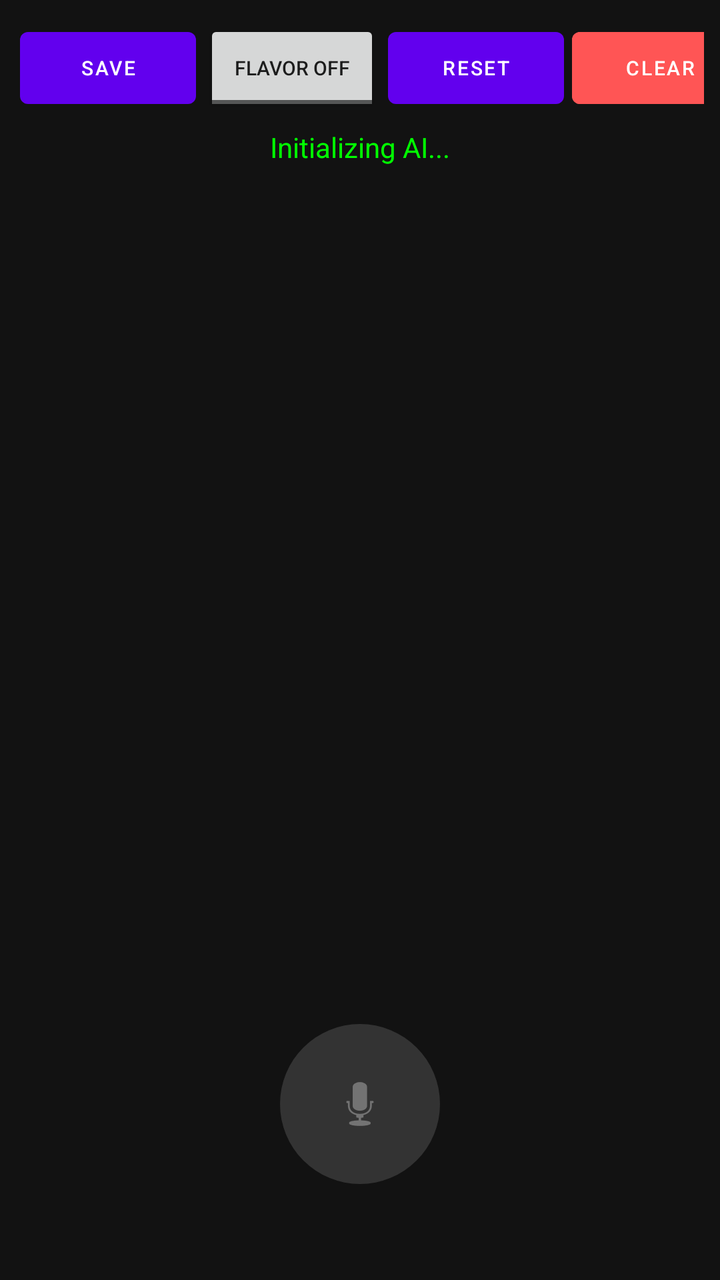
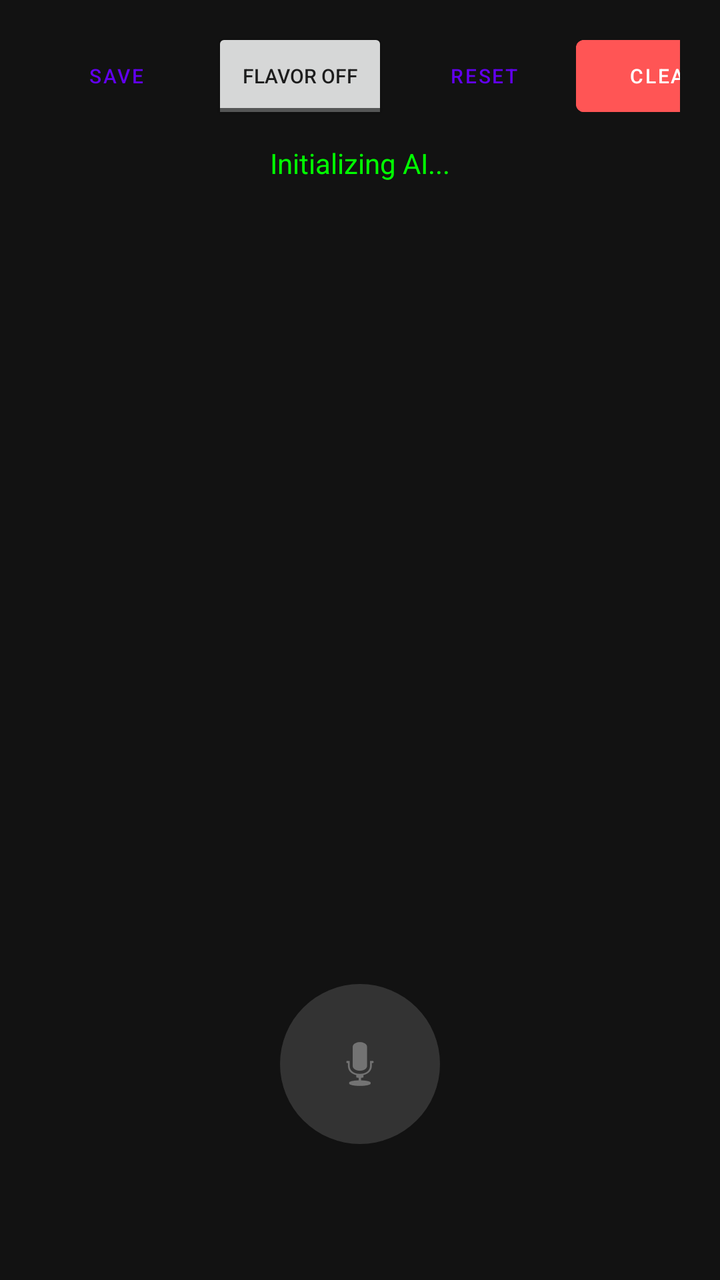

Before-and-after screenshots of an Android layout around one commit, followed by the original layout XML and the change that was made.
<!-- AndroidManifest.xml: application theme Theme.MaterialComponents.DayNight.NoActionBar -->
<!-- res/layout/activity_main.xml -->
<?xml version="1.0" encoding="utf-8"?>
<LinearLayout xmlns:android="http://schemas.android.com/apk/res/android"
    android:layout_width="match_parent"
    android:layout_height="match_parent"
    android:orientation="vertical"
    android:background="#121212"
    android:padding="8dp">

    <LinearLayout
        android:layout_width="match_parent"
        android:layout_height="wrap_content"
        android:orientation="horizontal">
        <Button android:id="@+id/btnSave" android:layout_width="wrap_content" android:layout_height="wrap_content" android:text="Save" android:layout_margin="2dp" android:textSize="10sp" />
        <ToggleButton android:id="@+id/toggleRegional" android:layout_width="wrap_content" android:layout_height="wrap_content" android:textOn="Flavor ON" android:textOff="Flavor OFF" android:layout_margin="2dp" android:textSize="10sp" />
        <Button android:id="@+id/btnReset" android:layout_width="wrap_content" android:layout_height="wrap_content" android:text="Reset" android:layout_margin="2dp" android:textSize="10sp" />
        <View android:layout_width="0dp" android:layout_height="0dp" android:layout_weight="1" />
        <Button android:id="@+id/btnClear" android:layout_width="wrap_content" android:layout_height="wrap_content" android:text="Clear" android:backgroundTint="#FF5555" android:layout_margin="2dp" android:textSize="10sp" />
    </LinearLayout>

    <TextView
        android:id="@+id/tvStatus"
        android:layout_width="match_parent"
        android:layout_height="wrap_content"
        android:text="Initializing AI..."
        android:textColor="#00FF00"
        android:gravity="center"
        android:padding="4dp"/>

    <ScrollView
        android:id="@+id/scrollTranscript"
        android:layout_width="match_parent"
        android:layout_height="0dp"
        android:layout_weight="1"
        android:layout_marginVertical="8dp">
        <TextView
			android:id="@+id/tvTranscript"
			android:layout_width="match_parent"
			android:layout_height="wrap_content"
			android:padding="12dp"
			android:textSize="20sp"
			android:bufferType="spannable"
			android:forceDarkAllowed="false"
			android:textColor="#888888" />
    </ScrollView>

    <FrameLayout
        android:layout_width="160dp"
        android:layout_height="160dp"
        android:layout_gravity="center">
        <View android:id="@+id/pulse1" android:layout_width="match_parent" android:layout_height="match_parent" android:background="@drawable/circle_shape" android:visibility="invisible" />
        <View android:id="@+id/pulse2" android:layout_width="match_parent" android:layout_height="match_parent" android:background="@drawable/circle_shape" android:visibility="invisible" />
        <ImageButton
            android:id="@+id/btnListen"
            android:layout_width="80dp"
            android:layout_height="80dp"
            android:layout_gravity="center"
            android:background="@drawable/circle_shape"
            android:backgroundTint="#333333"
            android:src="@android:drawable/ic_btn_speak_now" />
    </FrameLayout>
</LinearLayout>
<!-- resources referenced by this layout -->
<resources>
  <!-- drawable circle_shape (drawable) -->
  <?xml version="1.0" encoding="utf-8"?>
  <shape xmlns:android="http://schemas.android.com/apk/res/android" android:shape="oval">
      <solid android:color="#FFFFFF" />
  </shape>
</resources>

<!-- the commit's change to res/layout/activity_main.xml (unified diff, before → after) -->
@@ -9,12 +9,54 @@
     <LinearLayout
         android:layout_width="match_parent"
         android:layout_height="wrap_content"
-        android:orientation="horizontal">
-        <Button android:id="@+id/btnSave" android:layout_width="wrap_content" android:layout_height="wrap_content" android:text="Save" android:layout_margin="2dp" android:textSize="10sp" />
-        <ToggleButton android:id="@+id/toggleRegional" android:layout_width="wrap_content" android:layout_height="wrap_content" android:textOn="Flavor ON" android:textOff="Flavor OFF" android:layout_margin="2dp" android:textSize="10sp" />
-        <Button android:id="@+id/btnReset" android:layout_width="wrap_content" android:layout_height="wrap_content" android:text="Reset" android:layout_margin="2dp" android:textSize="10sp" />
-        <View android:layout_width="0dp" android:layout_height="0dp" android:layout_weight="1" />
-        <Button android:id="@+id/btnClear" android:layout_width="wrap_content" android:layout_height="wrap_content" android:text="Clear" android:backgroundTint="#FF5555" android:layout_margin="2dp" android:textSize="10sp" />
+        android:orientation="horizontal"
+        android:gravity="center_vertical"
+        android:paddingStart="4dp"
+        android:paddingEnd="12dp" 
+        android:paddingTop="4dp"
+        android:paddingBottom="4dp">
+
+        <Button 
+            android:id="@+id/btnSave" 
+            android:layout_width="wrap_content" 
+            android:layout_height="wrap_content" 
+            android:text="Save" 
+            android:layout_margin="2dp" 
+            android:textSize="10sp" 
+            style="@style/Widget.MaterialComponents.Button.TextButton"/>
+
+        <ToggleButton 
+            android:id="@+id/toggleRegional" 
+            android:layout_width="wrap_content" 
+            android:layout_height="wrap_content" 
+            android:textOn="Flavor ON" 
+            android:textOff="Flavor OFF" 
+            android:layout_margin="2dp" 
+            android:textSize="10sp" />
+
+        <Button 
+            android:id="@+id/btnReset" 
+            android:layout_width="wrap_content" 
+            android:layout_height="wrap_content" 
+            android:text="Reset" 
+            android:layout_margin="2dp" 
+            android:textSize="10sp"
+            style="@style/Widget.MaterialComponents.Button.TextButton"/>
+
+        <View 
+            android:layout_width="0dp" 
+            android:layout_height="0dp" 
+            android:layout_weight="1" />
+
+        <Button 
+            android:id="@+id/btnClear" 
+            android:layout_width="wrap_content" 
+            android:layout_height="wrap_content" 
+            android:text="Clear" 
+            android:backgroundTint="#FF5555" 
+            android:textColor="#FFFFFF"
+            android:layout_marginEnd="4dp"
+            android:textSize="10sp" />
     </LinearLayout>
 
     <TextView
@@ -32,23 +74,37 @@
         android:layout_height="0dp"
         android:layout_weight="1"
         android:layout_marginVertical="8dp">
+        
         <TextView
-			android:id="@+id/tvTranscript"
-			android:layout_width="match_parent"
-			android:layout_height="wrap_content"
-			android:padding="12dp"
-			android:textSize="20sp"
-			android:bufferType="spannable"
-			android:forceDarkAllowed="false"
-			android:textColor="#888888" />
+            android:id="@+id/tvTranscript"
+            android:layout_width="match_parent"
+            android:layout_height="wrap_content"
+            android:padding="14dp"
+            android:textSize="20sp"
+            android:lineSpacingExtra="8dp"
+            android:bufferType="spannable"
+            android:forceDarkAllowed="false"
+            android:textColor="#FFFFFF" /> 
     </ScrollView>
 
     <FrameLayout
         android:layout_width="160dp"
         android:layout_height="160dp"
-        android:layout_gravity="center">
-        <View android:id="@+id/pulse1" android:layout_width="match_parent" android:layout_height="match_parent" android:background="@drawable/circle_shape" android:visibility="invisible" />
-        <View android:id="@+id/pulse2" android:layout_width="match_parent" android:layout_height="match_parent" android:background="@drawable/circle_shape" android:visibility="invisible" />
+        android:layout_gravity="center"
+        android:layout_marginBottom="20dp">
+        
+        <View android:id="@+id/pulse1" 
+            android:layout_width="match_parent" 
+            android:layout_height="match_parent" 
+            android:background="@drawable/circle_shape" 
+            android:visibility="invisible" />
+            
+        <View android:id="@+id/pulse2" 
+            android:layout_width="match_parent" 
+            android:layout_height="match_parent" 
+            android:background="@drawable/circle_shape" 
+            android:visibility="invisible" />
+            
         <ImageButton
             android:id="@+id/btnListen"
             android:layout_width="80dp"
@@ -56,6 +112,7 @@
             android:layout_gravity="center"
             android:background="@drawable/circle_shape"
             android:backgroundTint="#333333"
-            android:src="@android:drawable/ic_btn_speak_now" />
+            android:src="@android:drawable/ic_btn_speak_now"
+            android:contentDescription="Start Listening" />
     </FrameLayout>
 </LinearLayout>
